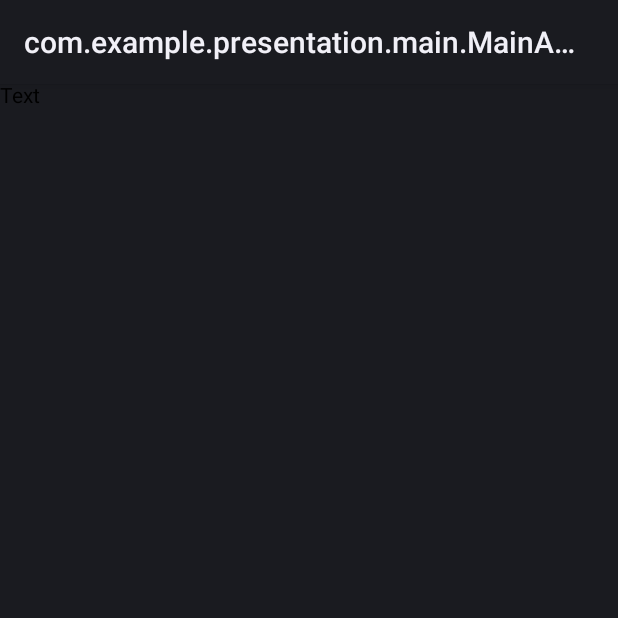
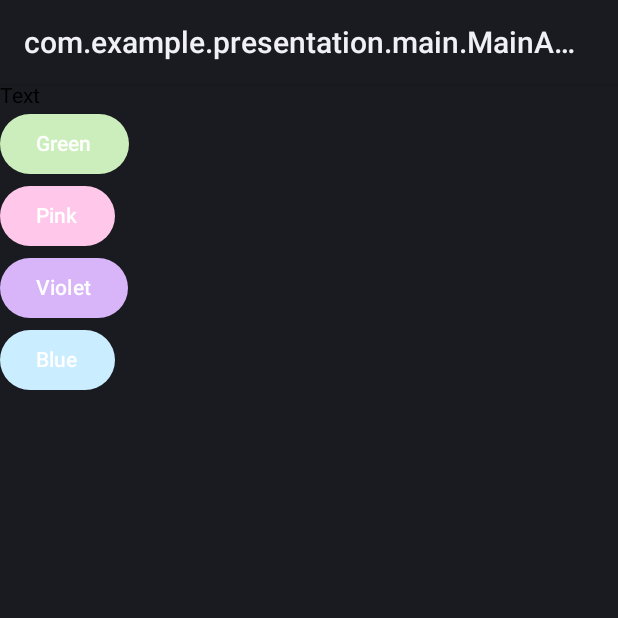
Before and after one commit to forenmis/clean-arch-template, an Android app built with Jetpack Compose: the screen it shows after launch (MainActivity), on a phone screen of 412 x 824 dp, the top half of it. Run offline under Robolectric (Android 15) with nearby library versions, the phone set to English and light mode, and no system bars; our stand-ins replace Dagger/Hilt's generated code; pictures from the network do not load.

Commit message:
Add ksp Create base UI screens

```diff
--- a/build.gradle.kts
+++ b/build.gradle.kts
@@ -3,7 +3,7 @@
 plugins {
     alias(libs.plugins.androidApplication) apply false
     alias(libs.plugins.kotlinAndroid) apply false
-    alias(libs.plugins.kapt) apply false
+    alias(libs.plugins.ksp) apply false
     alias(libs.plugins.androidLibrary) apply false
     alias(libs.plugins.hilt) apply false
 }
--- a/gradle/libs.versions.toml
+++ b/gradle/libs.versions.toml
@@ -1,7 +1,7 @@
 [versions]
 agp = "8.3.1"
 kotlin = "1.9.23"
-kapt = "1.9.23"
+ksp = "1.9.0-1.0.12"
 core-ktx = "1.12.0"
 appcompat = "1.6.1"
 material = "1.11.0"
@@ -38,6 +38,6 @@ hilt-compiler = { group = "com.google.dagger", name = "hilt-compiler", version.r
 [plugins]
 androidApplication = { id = "com.android.application", version.ref = "agp" }
 kotlinAndroid = { id = "org.jetbrains.kotlin.android", version.ref = "kotlin" }
-kapt = { id = "org.jetbrains.kotlin.kapt", version.ref = "kapt" }
+ksp = { id = "com.google.devtools.ksp", version.ref = "ksp" }
 androidLibrary = { id = "com.android.library", version.ref = "agp" }
 hilt = {id = "com.google.dagger.hilt.android", version.ref = "hilt"}
--- /dev/null
+++ b/presentation/src/main/java/com/example/presentation/core/Palette.kt
@@ -0,0 +1,11 @@
+package com.example.presentation.core
+
+import androidx.compose.ui.graphics.Color
+
+object Palette {
+    val Yellow = Color(0xFFFBF0B2)
+    val Violet = Color(0xFFD8B4F8)
+    val Pink = Color(0xFFFFC7EA)
+    val Blue = Color(0xFFCAEDFF)
+    val Green = Color(0xFFCCEEBC)
+}
--- a/presentation/src/main/java/com/example/presentation/screens/home/HomeScreen.kt
+++ b/presentation/src/main/java/com/example/presentation/screens/home/HomeScreen.kt
@@ -1,9 +1,16 @@
 package com.example.presentation.screens.home
 
 import androidx.compose.foundation.layout.Column
+import androidx.compose.foundation.layout.fillMaxSize
+import androidx.compose.material3.Button
+import androidx.compose.material3.ButtonDefaults
+import androidx.compose.material3.MaterialTheme
 import androidx.compose.material3.Text
 import androidx.compose.runtime.Composable
 import androidx.compose.runtime.LaunchedEffect
+import androidx.compose.ui.Modifier
+import androidx.compose.ui.tooling.preview.Preview
+import com.example.presentation.core.Palette
 
 @Composable
 fun HomeScreen(viewModel: HomeViewModel) {
@@ -11,8 +18,36 @@ fun HomeScreen(viewModel: HomeViewModel) {
     LaunchedEffect(Unit) {
         viewModel.load()
     }
-     Column {
-         Text(text = "Text")
-     }
+    ScreenContent()
 
 }
+
+@Composable
+private fun ScreenContent() {
+    Column(modifier = Modifier.fillMaxSize()) {
+        Text(text = "Text")
+        Button(onClick = {}, colors = ButtonDefaults.buttonColors(containerColor = Palette.Green)) {
+            Text(text = "Green")
+        }
+        Button(onClick = {}, colors = ButtonDefaults.buttonColors(containerColor = Palette.Pink)) {
+            Text(text = "Pink")
+        }
+        Button(
+            onClick = {},
+            colors = ButtonDefaults.buttonColors(containerColor = Palette.Violet)
+        ) {
+            Text(text = "Violet")
+        }
+        Button(onClick = {}, colors = ButtonDefaults.buttonColors(containerColor = Palette.Blue)) {
+            Text(text = "Blue")
+        }
+    }
+}
+
+@Preview(showBackground = true, showSystemUi = true)
+@Composable
+fun ScreenPreview() {
+    MaterialTheme {
+        ScreenContent()
+    }
+}
--- /dev/null
+++ b/presentation/src/main/res/drawable/ic_drops.xml
@@ -0,0 +1,15 @@
+<vector xmlns:android="http://schemas.android.com/apk/res/android"
+    android:width="64dp"
+    android:height="64dp"
+    android:viewportWidth="64"
+    android:viewportHeight="64">
+  <path
+      android:pathData="M24.77,5.11a2.343,2.343 0,0 0,-4.04 0L15.68,13.85a8.101,8.101 0,0 0,0 8.16c5.701,9.182 19.239,1.381 14.14,-8.16Z"
+      android:fillColor="#231f20"/>
+  <path
+      android:pathData="M50.85,34.89 L45.8,26.14a2.33,2.33 0,0 0,-4.03 0l-5.05,8.75c-3.231,5.157 0.97,12.447 7.06,12.24C49.88,47.337 54.082,40.054 50.85,34.89Z"
+      android:fillColor="#231f20"/>
+  <path
+      android:pathData="M22.23,38.98a2.334,2.334 0,0 0,-4.03 0L13.15,47.72a8.053,8.053 0,0 0,0 8.16c5.682,9.19 19.25,1.37 14.13,-8.16Z"
+      android:fillColor="#231f20"/>
+</vector>
```
Also changed, not shown: app/build.gradle.kts (+2 -5 lines), data/build.gradle.kts (+2 -6 lines), domain/build.gradle.kts (+2 -6 lines), presentation/build.gradle.kts (+3 -7 lines), presentation/src/main/java/com/example/presentation/screens/blue/BlueScreen.kt (added, +40 -0 lines), presentation/src/main/java/com/example/presentation/screens/blue/BlueViewModel.kt (added, +9 -0 lines), presentation/src/main/java/com/example/presentation/screens/pink/PinkScreen.kt (added, +40 -0 lines), presentation/src/main/java/com/example/presentation/screens/pink/PinkViewModel.kt (added, +9 -0 lines), presentation/src/main/java/com/example/presentation/screens/vilolet/VioletScreen.kt (added, +40 -0 lines), presentation/src/main/java/com/example/presentation/screens/vilolet/VioletViewModel.kt (added, +8 -0 lines), presentation/src/main/java/com/example/presentation/screens/yellow/GreenScreen.kt (added, +40 -0 lines), presentation/src/main/java/com/example/presentation/screens/yellow/GreenViewModel.kt (added, +9 -0 lines).
